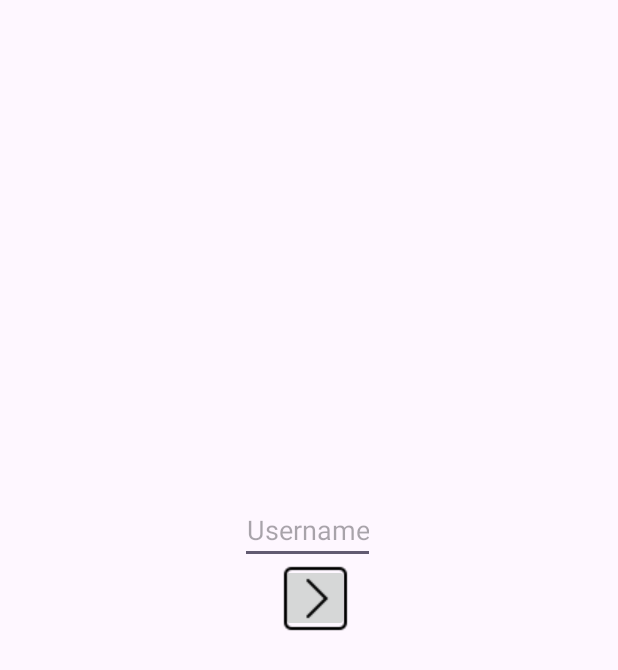
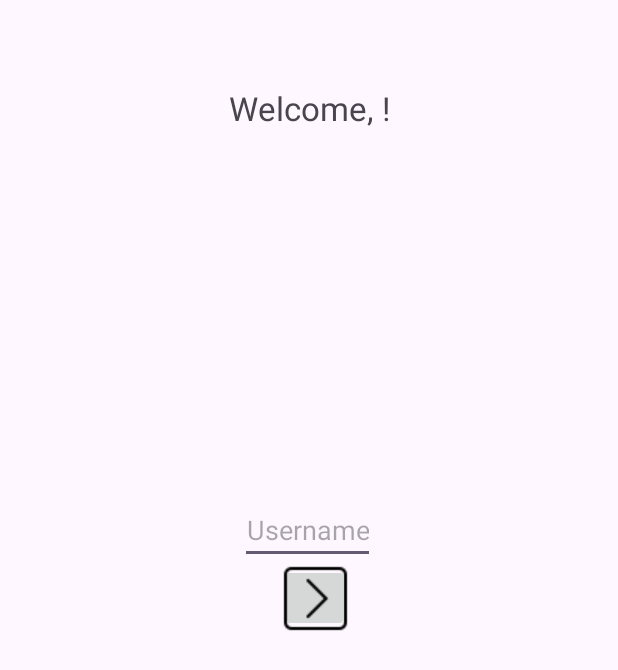
Before and after one commit to DeLanau/TDP028, an Android app: the screen it shows after launch (MainActivity), after a tap on an icon or button, on a phone screen of 412 x 824 dp. Shown: the top 670 px of the screen. Run offline under Robolectric (Android 15) with nearby library versions, the phone set to English and light mode, and no system bars; our stand-ins replace Firebase (no records; nobody signed in at launch, a user with empty details on screens opened directly); libraries missing offline, so code that uses them is left out: com.firebase.ui.

Commit message:
added small/simple welcome message and username, with runnable timer.

```diff
--- a/app/src/main/java/com/nadla777/MainActivity.java
+++ b/app/src/main/java/com/nadla777/MainActivity.java
@@ -3,6 +3,7 @@ package com.nadla777;
 import androidx.annotation.NonNull;
 import androidx.appcompat.app.AppCompatActivity;
 import androidx.appcompat.app.AppCompatDelegate;
+import androidx.constraintlayout.widget.ConstraintLayout;
 import androidx.fragment.app.FragmentManager;
 
 import android.app.AlertDialog;
@@ -10,11 +11,15 @@ import android.content.Context;
 import android.content.DialogInterface;
 import android.content.Intent;
 import android.os.Bundle;
+import android.os.Handler;
+import android.os.Looper;
 import android.util.Log;
 import android.view.View;
 import android.widget.Button;
 import android.widget.EditText;
 import android.widget.ImageButton;
+import android.widget.LinearLayout;
+import android.widget.TextView;
 
 import com.firebase.ui.auth.AuthUI;
 import com.google.android.gms.tasks.OnCompleteListener;
@@ -57,10 +62,12 @@ public class MainActivity extends AppCompatActivity {
     private FirebaseAuth auth;
     private DocumentReference firestore = FirebaseFirestore.getInstance().document("data/info");;
     private EditText username;
-
+    private TextView welcome_text, name;
 
     private static final int RC_SIGN_IN = 77;
     private static boolean first_time = false;
+
+    private Handler handler = new Handler(Looper.getMainLooper());
 
     @Override
     protected void onCreate(Bundle savedInstanceState) {
@@ -68,10 +75,11 @@ public class MainActivity extends AppCompatActivity {
 
         setContentView(R.layout.activity_main);
         username = findViewById(R.id.username);
+        welcome_text = findViewById(R.id.welcome);
+        name = findViewById(R.id.name);
 
         ImageButton login = findViewById(R.id.letsgo);
         UserManager u_manager = new UserManager(getBaseContext());
-
 
         if (u_manager.get_user_data() == null) {
             username.setVisibility(View.VISIBLE);
@@ -79,6 +87,11 @@ public class MainActivity extends AppCompatActivity {
         }else{
             username.setVisibility(View.GONE);
             login.setVisibility(View.GONE);
+            try {
+                show_welcome(u_manager.get_user_data().getString("username"));
+            } catch (JSONException e) {
+                throw new RuntimeException(e);
+            }
         }
 
         login.setOnClickListener(new View.OnClickListener() {
@@ -86,7 +99,13 @@ public class MainActivity extends AppCompatActivity {
             public void onClick(View view) {
                 u_manager.create_new_user(username.getText().toString());
 
-                //u_manager.clear();
+                try {
+                    show_welcome(u_manager.get_user_data().getString("username"));
+                } catch (JSONException e) {
+                    throw new RuntimeException(e);
+                }
+
+                /*  u_manager.clear();*/
 
                 /*   main_fragment  fragment = new main_fragment();
                 FragmentManager manager = getSupportFragmentManager();
@@ -101,6 +120,22 @@ public class MainActivity extends AppCompatActivity {
         //login.setOnClickListener(view -> startNewActivity());
     }
 
+    private void show_welcome(String username) {
+        String welcome_msg = getString(R.string.welcome, username);
+        welcome_text.setText(welcome_msg);
+        welcome_text.setVisibility(View.VISIBLE);
+        handler.postDelayed(new Runnable() {
+            @Override
+            public void run() {
+                welcome_text.setVisibility(View.GONE);
+
+                name.setText(username);
+                name.setVisibility(View.VISIBLE);
+            }
+        }, 5000);
+
+    }
+
 /*    private void startNewActivity() {
         Intent in = new Intent(this, LoggedinActivity.class);
         in.putExtra("mail", mail.getText().toString());
--- a/app/src/main/res/layout/activity_main.xml
+++ b/app/src/main/res/layout/activity_main.xml
@@ -28,6 +28,28 @@
         app:layout_constraintVertical_bias="0.293"
        />
 
+    <TextView
+        android:id="@+id/welcome"
+        android:layout_width="match_parent"
+        android:layout_height="match_parent"
+        android:textSize="22sp"
+        android:gravity="center"
+        android:layout_marginBottom="680dp"
+        android:text="@string/welcome"
+        android:visibility="gone"
+        />
+
+    <TextView
+        android:id="@+id/name"
+        android:layout_width="match_parent"
+        android:layout_height="wrap_content"
+        app:layout_constraintTop_toTopOf="parent"
+        app:layout_constraintLeft_toLeftOf="parent"
+        android:textSize="22sp"
+        android:layout_marginLeft="20dp"
+        android:layout_marginTop="20dp"
+        android:visibility="gone"
+        />
     <!--<Button
         android:id="@+id/signInButton"
         android:layout_width="wrap_content"
--- a/app/src/main/res/values/strings.xml
+++ b/app/src/main/res/values/strings.xml
@@ -4,7 +4,7 @@
     <string name="hello_blank_fragment">Hello blank fragment</string>
 
     <string name="username">Username</string>
-
+    <string name="welcome">Welcome, %1$s!</string>
     <string name="focus">Focus</string>
     <string name="start_focus">Start Focus</string>
 
```
